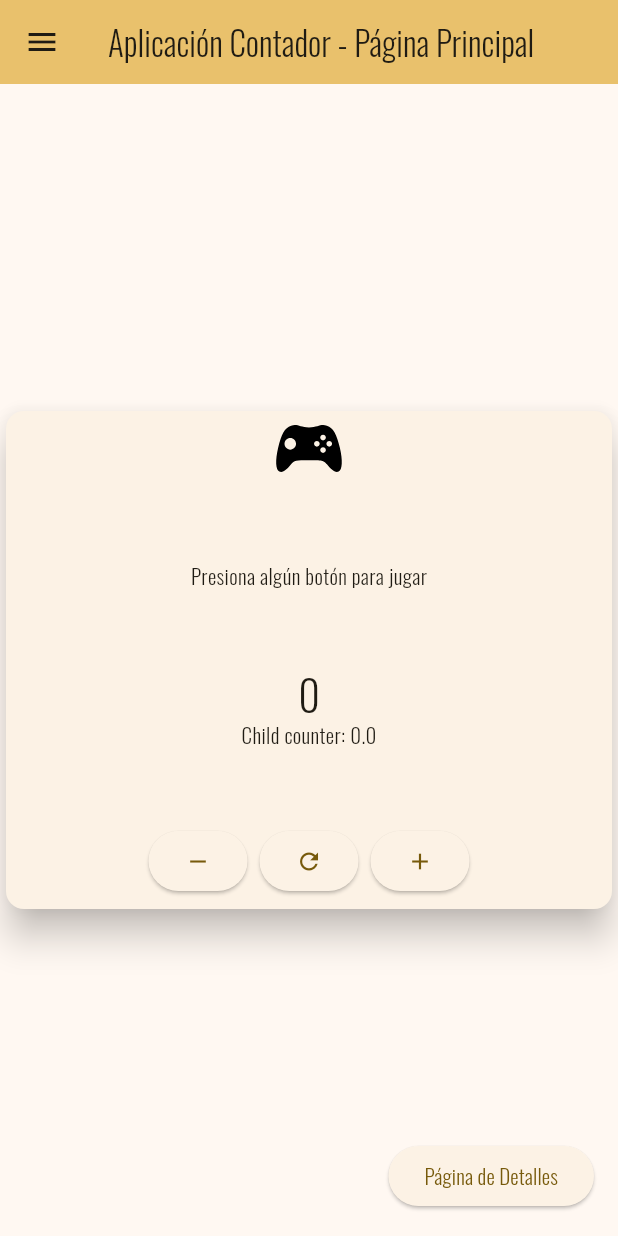
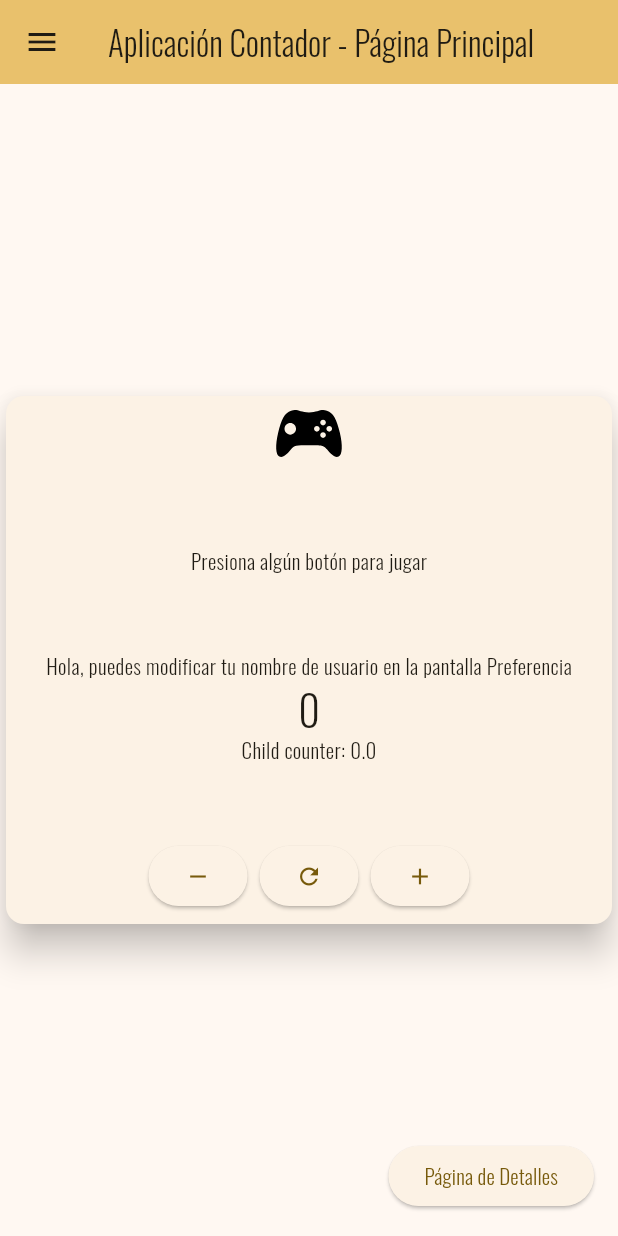
Before and after one commit to YhDiaz/3479A321_2022479003, a Flutter app: the screen it shows after launch, in the side drawer, after a tap on "Página de Detalles", on a phone screen of 412 x 824 dp. Run offline on Flutter 3.47's test engine with Material 3 defaults, Android fonts, the phone set to English and light mode, and no system bars; our stand-ins replace flutter_svg, logger, shared_preferences.

```diff
--- a/lab01_counter_app/lib/pages/page_home.dart
+++ b/lab01_counter_app/lib/pages/page_home.dart
@@ -60,6 +60,7 @@ class _MyHomePageState extends State<MyHomePage>
   }
 
   double _counter = 0.0;
+  String _userName = '';
   String messageResult = "Presiona algún botón para jugar";
   String defaultIcon = 'assets/icons/icon_game.svg';
   String winIcon = 'assets/icons/icon_win.svg';
@@ -120,6 +121,10 @@ class _MyHomePageState extends State<MyHomePage>
     final preferences = await SharedPreferences.getInstance();
 
     setState(() {
+      print('El valor de retorn de preferences.getstring es ${
+        preferences.getString('username')
+      }');
+      _userName = preferences.getString('userName') ?? '';
       _counter = preferences.getDouble('counter') ?? 0;
     });
   }
@@ -259,7 +264,9 @@ class _MyHomePageState extends State<MyHomePage>
                 Navigator.push(
                   context,
                   MaterialPageRoute(builder: (context) => const PreferencePage(title: 'Auditoría'))
-                );
+                ).then((_) {
+                  _loadPreferences();
+                });
               },
             ),
           ],
@@ -287,6 +294,11 @@ class _MyHomePageState extends State<MyHomePage>
                 (
                   messageResult,
                 ),
+              ),
+              Text(
+                _userName != '' ?
+                  'Hola $_userName' :
+                  'Hola, puedes modificar tu nombre de usuario en la pantalla Preferencia'
               ),
               Text
               (
--- a/lab01_counter_app/lib/pages/page_preference.dart
+++ b/lab01_counter_app/lib/pages/page_preference.dart
@@ -45,6 +45,8 @@ class _PreferencePageState extends State<PreferencePage> {
     setState(() {
       prefs.setString('userName', _userName);
       prefs.setDouble('counter', _counter);
+
+      print('Setting username as $_userName');
     });
   }
 
```
